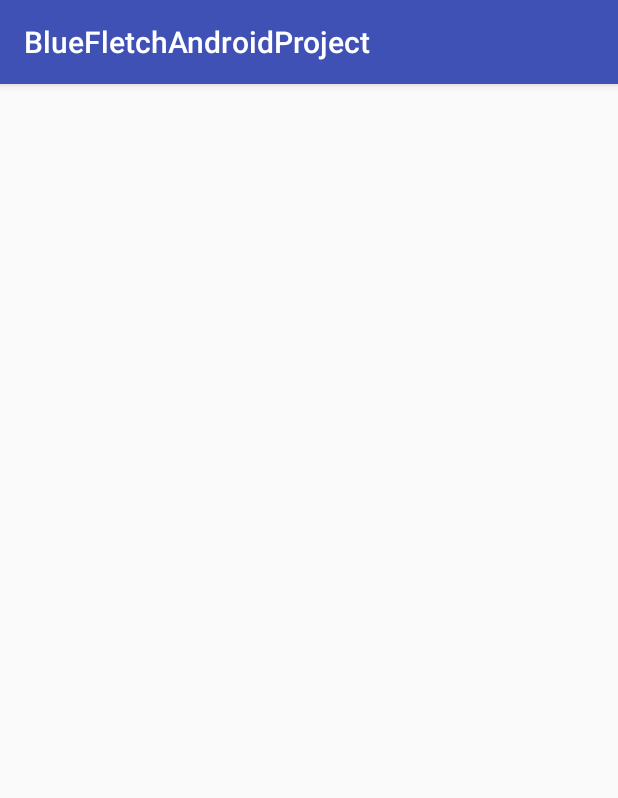
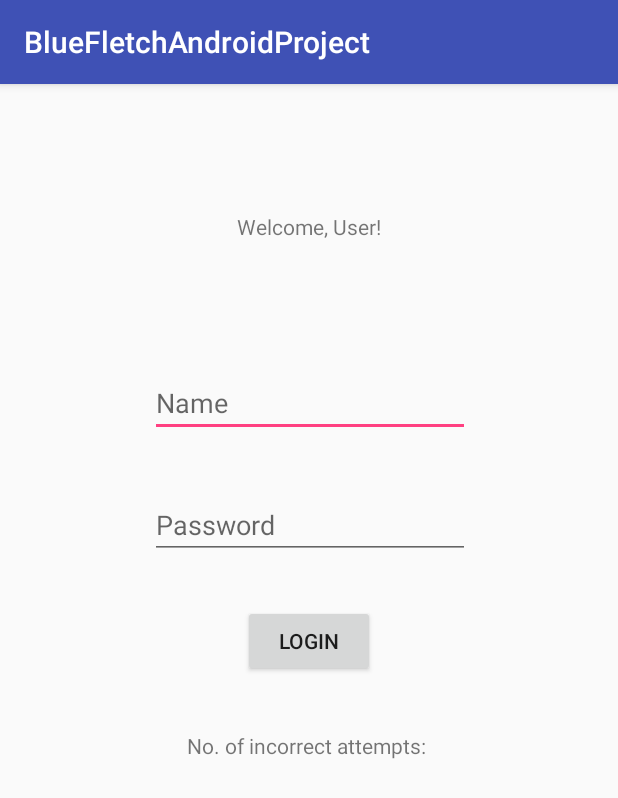
Before and after one commit to ajmeyers/BlueFletchAssignment, an Android app: the screen it shows after launch (MainActivity), on a phone screen of 412 x 824 dp. Shown: the top 798 px of the screen. Run offline under Robolectric (Android 15) with nearby library versions, the phone set to English and light mode, and no system bars.

Commit message:
Created Basic UI

```diff
--- a/app/src/main/java/com/example/bluefletchandroidproject/MainActivity.java
+++ b/app/src/main/java/com/example/bluefletchandroidproject/MainActivity.java
@@ -9,5 +9,6 @@ public class MainActivity extends AppCompatActivity {
     protected void onCreate(Bundle savedInstanceState) {
         super.onCreate(savedInstanceState);
         setContentView(R.layout.activity_main);
+
     }
 }
--- a/app/src/main/res/layout/activity_main.xml
+++ b/app/src/main/res/layout/activity_main.xml
@@ -6,4 +6,83 @@
     android:layout_height="match_parent"
     tools:context="com.example.bluefletchandroidproject.MainActivity">
 
+    <EditText
+        android:id="@+id/etName"
+        android:layout_width="wrap_content"
+        android:layout_height="wrap_content"
+        android:layout_marginBottom="8dp"
+        android:layout_marginEnd="8dp"
+        android:layout_marginStart="8dp"
+        android:layout_marginTop="8dp"
+        android:ems="10"
+        android:hint="Name"
+        android:inputType="textPersonName"
+        app:layout_constraintBottom_toBottomOf="parent"
+        app:layout_constraintEnd_toEndOf="parent"
+        app:layout_constraintHorizontal_bias="0.503"
+        app:layout_constraintStart_toStartOf="parent"
+        app:layout_constraintTop_toTopOf="parent"
+        app:layout_constraintVertical_bias="0.258" />
+
+    <EditText
+        android:id="@+id/etPassword"
+        android:layout_width="wrap_content"
+        android:layout_height="wrap_content"
+        android:layout_marginBottom="8dp"
+        android:layout_marginEnd="8dp"
+        android:layout_marginStart="8dp"
+        android:layout_marginTop="8dp"
+        android:ems="10"
+        android:hint="Password"
+        android:inputType="textPassword"
+        app:layout_constraintBottom_toBottomOf="parent"
+        app:layout_constraintEnd_toEndOf="parent"
+        app:layout_constraintHorizontal_bias="0.503"
+        app:layout_constraintStart_toStartOf="parent"
+        app:layout_constraintTop_toBottomOf="@+id/etName"
+        app:layout_constraintVertical_bias="0.06" />
+
+    <Button
+        android:id="@+id/btnLogin"
+        android:layout_width="wrap_content"
+        android:layout_height="wrap_content"
+        android:layout_marginBottom="8dp"
+        android:layout_marginEnd="8dp"
+        android:layout_marginStart="8dp"
+        android:layout_marginTop="8dp"
+        android:text="Login"
+        app:layout_constraintBottom_toBottomOf="parent"
+        app:layout_constraintEnd_toEndOf="parent"
+        app:layout_constraintStart_toStartOf="parent"
+        app:layout_constraintTop_toBottomOf="@+id/etPassword"
+        app:layout_constraintVertical_bias="0.058" />
+
+    <TextView
+        android:id="@+id/tvWelcome"
+        android:layout_width="wrap_content"
+        android:layout_height="wrap_content"
+        android:layout_marginBottom="8dp"
+        android:layout_marginEnd="8dp"
+        android:layout_marginStart="8dp"
+        android:layout_marginTop="8dp"
+        android:text="Welcome, User!"
+        app:layout_constraintBottom_toTopOf="@+id/etName"
+        app:layout_constraintEnd_toEndOf="parent"
+        app:layout_constraintStart_toStartOf="parent"
+        app:layout_constraintTop_toTopOf="parent" />
+
+    <TextView
+        android:id="@+id/tvInfo"
+        android:layout_width="wrap_content"
+        android:layout_height="wrap_content"
+        android:layout_marginBottom="8dp"
+        android:layout_marginEnd="8dp"
+        android:layout_marginStart="8dp"
+        android:layout_marginTop="8dp"
+        android:text="No. of incorrect attempts: "
+        app:layout_constraintBottom_toBottomOf="parent"
+        app:layout_constraintEnd_toEndOf="parent"
+        app:layout_constraintStart_toStartOf="parent"
+        app:layout_constraintTop_toBottomOf="@+id/btnLogin"
+        app:layout_constraintVertical_bias="0.083" />
 </android.support.constraint.ConstraintLayout>
```
